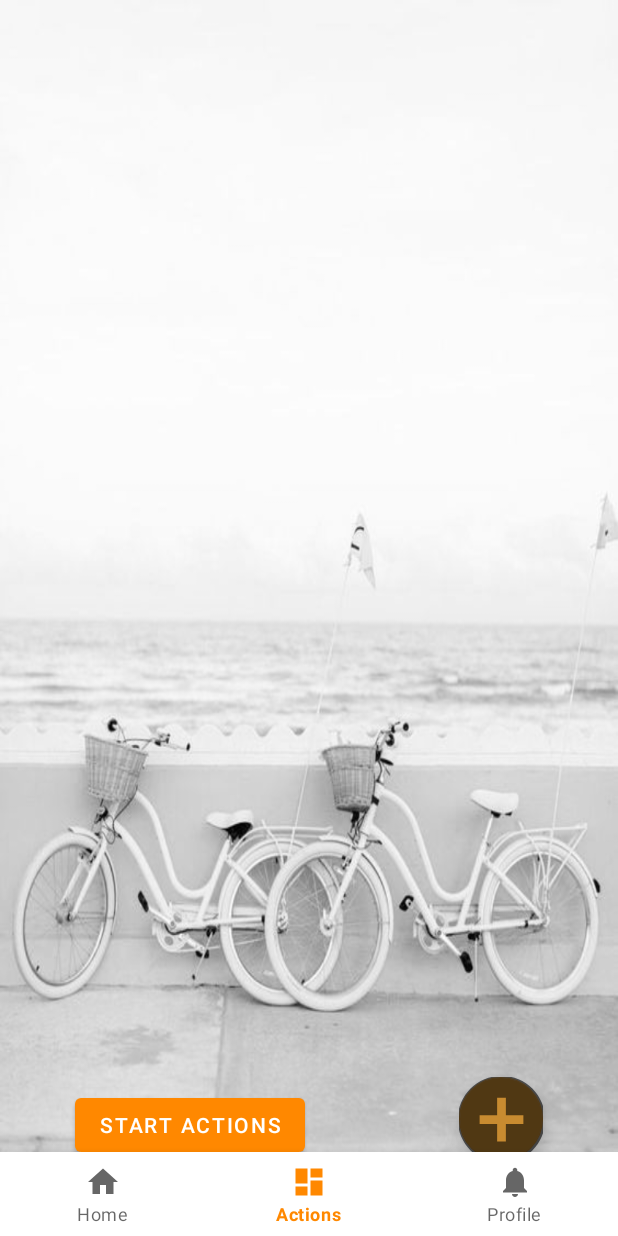
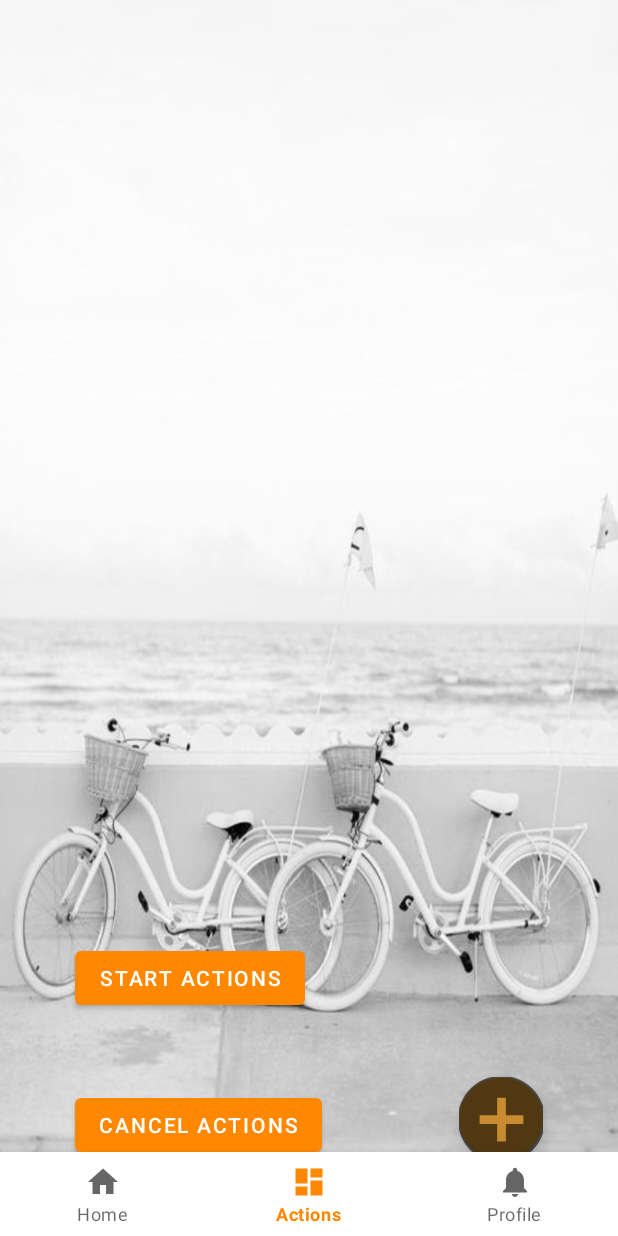
Before and after one commit to GordienkoRoman/time-manager, an Android app: the Activity2 screen opened directly, with no data from a screen before it, item 2 of the bottom bar chosen, on a phone screen of 412 x 824 dp. Run offline under Robolectric (Android 15) with nearby library versions, the phone set to English and light mode, and no system bars; our stand-ins replace navigation-ui.

```diff
--- a/app/build.gradle
+++ b/app/build.gradle
@@ -1,7 +1,7 @@
 plugins {
     id 'com.android.application'
     id 'com.google.gms.google-services'
-
+    id 'androidx.navigation.safeargs'
 }
 
 android {
@@ -60,4 +60,6 @@ dependencies {
 
     androidTestImplementation 'androidx.test.ext:junit:1.1.3'
     androidTestImplementation 'androidx.test.espresso:espresso-core:3.4.0'
+
+
 }
--- a/app/src/main/AndroidManifest.xml
+++ b/app/src/main/AndroidManifest.xml
@@ -2,6 +2,8 @@
 <manifest xmlns:android="http://schemas.android.com/apk/res/android"
     package="com.example.timemanager">
     <uses-permission android:name="android.permission.INTERNET" />
+    <uses-permission android:name="android.permission.SCHEDULE_EXACT_ALARM" />
+
     <application
         android:allowBackup="true"
         android:icon="@mipmap/ic_launcher_round"
--- a/app/src/main/java/com/example/timemanager/Activity2.java
+++ b/app/src/main/java/com/example/timemanager/Activity2.java
@@ -1,26 +1,33 @@
 package com.example.timemanager;
 
 
-import static com.example.timemanager.AuthActivity.actionList;
 
 import android.content.Context;
-import android.content.Intent;
 import android.os.Bundle;
 
-import com.example.timemanager.ui.Actions.ActionsFragment;
+import com.example.timemanager.Adapters.ListAdapter;
+import com.example.timemanager.Classes.Action;
+import com.example.timemanager.databinding.Activity2Binding;
 import com.google.android.material.bottomnavigation.BottomNavigationView;
 import androidx.appcompat.app.AppCompatActivity;
 import androidx.navigation.NavController;
 import androidx.navigation.Navigation;
 import androidx.navigation.ui.AppBarConfiguration;
 import androidx.navigation.ui.NavigationUI;
-import com.example.timemanager.databinding.Activity2Binding;
 
+import java.io.BufferedReader;
 import java.io.BufferedWriter;
 import java.io.IOException;
+import java.io.InputStreamReader;
 import java.io.OutputStreamWriter;
+import java.util.ArrayList;
+import java.util.Calendar;
+
+
 
 public class Activity2 extends AppCompatActivity {
+    static public ArrayList<Action> actionList = new ArrayList<>();
+
 
     private Activity2Binding binding;
 
@@ -39,10 +46,45 @@ public class Activity2 extends AppCompatActivity {
         // Passing each menu ID as a set of Ids because each
         // menu should be considered as top level destinations.
         AppBarConfiguration appBarConfiguration = new AppBarConfiguration.Builder(
-                R.id.navigation_home, R.id.navigation_actions, R.id.navigation_profile)
+                R.id.navigation_home, R.id.navigationActions, R.id.navigation_profile)
                 .build();
         NavController navController = Navigation.findNavController(this, R.id.nav_host_fragment_activity_2);
         //  NavigationUI.setupActionBarWithNavController(this, navController, appBarConfiguration);
         NavigationUI.setupWithNavController(binding.navBottomView, navController);
+        fillList(this);
+    }
+    public static void overWriteFIle(Context ctx)
+    {
+        try {
+            BufferedWriter bw = new BufferedWriter(new OutputStreamWriter(
+                    ctx.openFileOutput("Actions.txt", Context.MODE_PRIVATE)
+            ));
+            for (int i = 0; i < actionList.size(); i++) {
+                bw.write(actionList.get(i).getName()+"\n");
+                bw.write(actionList.get(i).getTime().getTime().getHours()+"\n");
+                bw.write(actionList.get(i).getTime().getTime().getMinutes()+"\n");
+            }
+            bw.close();
+        } catch (IOException e) {
+            System.out.println("error");
+        }
+    }
+    public static void fillList(Context ctx) {
+        try {
+            BufferedReader br = new BufferedReader(new InputStreamReader(
+                    ctx.openFileInput("Actions.txt")
+            ));
+            actionList.clear();
+            String str;
+            while ((str = br.readLine()) != null) {
+                    Calendar calendar = Calendar.getInstance();
+                    calendar.set(Calendar.HOUR_OF_DAY, Integer.parseInt(br.readLine()));
+                    calendar.set(Calendar.MINUTE, Integer.parseInt(br.readLine()));
+                    actionList.add(new Action(str, "description", calendar));
+            }
+            br.close();
+        } catch (IOException e) {
+            System.out.println("error");
+        }
     }
 }
--- a/app/src/main/java/com/example/timemanager/AlarmActivity.java
+++ b/app/src/main/java/com/example/timemanager/AlarmActivity.java
@@ -18,7 +18,9 @@ public class AlarmActivity extends AppCompatActivity {
         setContentView(R.layout.activity_alarm);
         Intent intent = getIntent();
         TextView textName = findViewById(R.id.actionName);
+        TextView insult = findViewById(R.id.insultText);
         textName.setText(intent.getStringExtra("name"));
+        textName.setText(intent.getStringExtra("insult"));
 
         Uri alarmUri = RingtoneManager.getDefaultUri(RingtoneManager.TYPE_ALARM);
         ringtone = RingtoneManager.getRingtone(this,alarmUri);
--- a/app/src/main/java/com/example/timemanager/AuthActivity.java
+++ b/app/src/main/java/com/example/timemanager/AuthActivity.java
@@ -12,7 +12,6 @@ import java.util.ArrayList;
 public class AuthActivity extends AppCompatActivity {
     String name;
 
-   static public ArrayList<Action> actionList = new ArrayList<>();
     @Override
     protected void onCreate(Bundle savedInstanceState) {
         super.onCreate(savedInstanceState);
--- a/app/src/main/java/com/example/timemanager/LoginFragment.java
+++ b/app/src/main/java/com/example/timemanager/LoginFragment.java
@@ -104,7 +104,7 @@ public class LoginFragment extends Fragment implements View.OnClickListener {
                 @Override
                 public void onComplete(@NonNull Task<AuthResult> task) {
                     if (task.isSuccessful()) {
-                        Navigation.findNavController(getView()).navigate(R.id.NavigateToActionsFragment);
+                        //Navigation.findNavController(getView()).navigate(R.id.NavigateToActionsFragment);
                     } else {
                         Toast.makeText(ctx, "ERROR", Toast.LENGTH_LONG);
                     }
--- a/app/src/main/res/layout/fragment_action.xml
+++ b/app/src/main/res/layout/fragment_action.xml
@@ -34,6 +34,15 @@
         android:layout_height="wrap_content"
         android:layout_margin="50dp"
         android:text="Start Actions"
+        app:layout_constraintBottom_toTopOf="@+id/but_cancel"
+        app:layout_constraintStart_toStartOf="parent" />
+
+    <Button
+        android:id="@+id/but_cancel"
+        android:layout_width="wrap_content"
+        android:layout_height="wrap_content"
+        android:layout_margin="50dp"
+        android:text="Cancel Actions"
         app:layout_constraintBottom_toBottomOf="parent"
         app:layout_constraintStart_toStartOf="parent" />
 
--- a/app/src/main/res/menu/bottom_nav_menu.xml
+++ b/app/src/main/res/menu/bottom_nav_menu.xml
@@ -7,7 +7,7 @@
         android:title="@string/title_home"/>
 
     <item
-        android:id="@+id/navigation_actions"
+        android:id="@+id/navigationActions"
         android:icon="@drawable/ic_dashboard_black_24dp"
         android:title="@string/title_actions"/>
 
--- a/app/src/main/res/navigation/mobile_navigation.xml
+++ b/app/src/main/res/navigation/mobile_navigation.xml
@@ -12,7 +12,7 @@
         tools:layout="@layout/fragment_home" >
         <action
             android:id="@+id/action_navigation_home_to_actionsFragment"
-            app:destination="@id/navigation_actions"
+            app:destination="@id/navigationActions"
             app:enterAnim="@anim/nav_default_pop_enter_anim" />
         <action
             android:id="@+id/action_navigation_home_to_navigation_notifications"
@@ -31,11 +31,11 @@
             app:enterAnim="@anim/nav_default_pop_enter_anim" />
         <action
             android:id="@+id/action_navigation_notifications_to_actionsFragment"
-            app:destination="@id/navigation_actions"
+            app:destination="@id/navigationActions"
             app:enterAnim="@anim/nav_default_pop_enter_anim" />
     </fragment>
     <fragment
-        android:id="@+id/navigation_actions"
+        android:id="@+id/navigationActions"
         android:name="com.example.timemanager.ui.Actions.ActionsFragment"
         android:label="fragment_create_action"
         tools:layout="@layout/fragment_action" >
@@ -48,17 +48,31 @@
             app:destination="@id/navigation_home"
             app:enterAnim="@anim/nav_default_pop_enter_anim" />
         <action
-            android:id="@+id/action_navigation_actions_to_createActionFragment"
-            app:destination="@id/createActionFragment"
+            android:id="@+id/navigateToCreatActions"
+            app:destination="@id/navigationCreateActions"
             app:enterAnim="@anim/nav_default_pop_enter_anim" />
+
+
     </fragment>
     <fragment
-        android:id="@+id/createActionFragment"
+        android:id="@+id/navigationCreateActions"
         android:name="com.example.timemanager.CreateActionFragment"
         android:label="fragment_create_action"
         tools:layout="@layout/fragment_create_action" >
         <action
-            android:id="@+id/action_createActionFragment_to_navigation_actions"
-            app:destination="@id/navigation_actions" />
+            android:id="@+id/navigateToActions"
+            app:destination="@id/navigationActions" />
+        <argument
+            android:name="argActionName"
+            app:argType="string" />
+        <argument
+            android:name="artHour"
+            app:argType="integer" />
+        <argument
+            android:name="argMinute"
+            app:argType="integer" />
+        <argument
+            android:name="id"
+            app:argType="integer" />
     </fragment>
 </navigation>
--- a/build.gradle
+++ b/build.gradle
@@ -1,6 +1,8 @@
 buildscript {
     dependencies {
         classpath 'com.google.gms:google-services:4.3.10'
+        def nav_version = "2.4.2"
+        classpath "androidx.navigation:navigation-safe-args-gradle-plugin:$nav_version"
     }
 }// Top-level build file where you can add configuration options common to all sub-projects/modules.
 plugins {
```
Also changed, not shown: app/src/main/java/com/example/timemanager/Adapters/ListAdapter.java (+9 -0 lines), app/src/main/java/com/example/timemanager/Classes/Action.java (+16 -1 lines), app/src/main/java/com/example/timemanager/CreateActionFragment.java (+51 -37 lines), app/src/main/java/com/example/timemanager/ui/Actions/ActionsFragment.java (+65 -104 lines), app/src/main/res/layout/activity_alarm.xml (+16 -3 lines), app/src/main/res/layout/fragment_create_action.xml (+1 -26 lines), app/src/main/res/layout/list_action.xml (+9 -4 lines), app/src/main/res/navigation/navigation.xml (+0 -9 lines).
